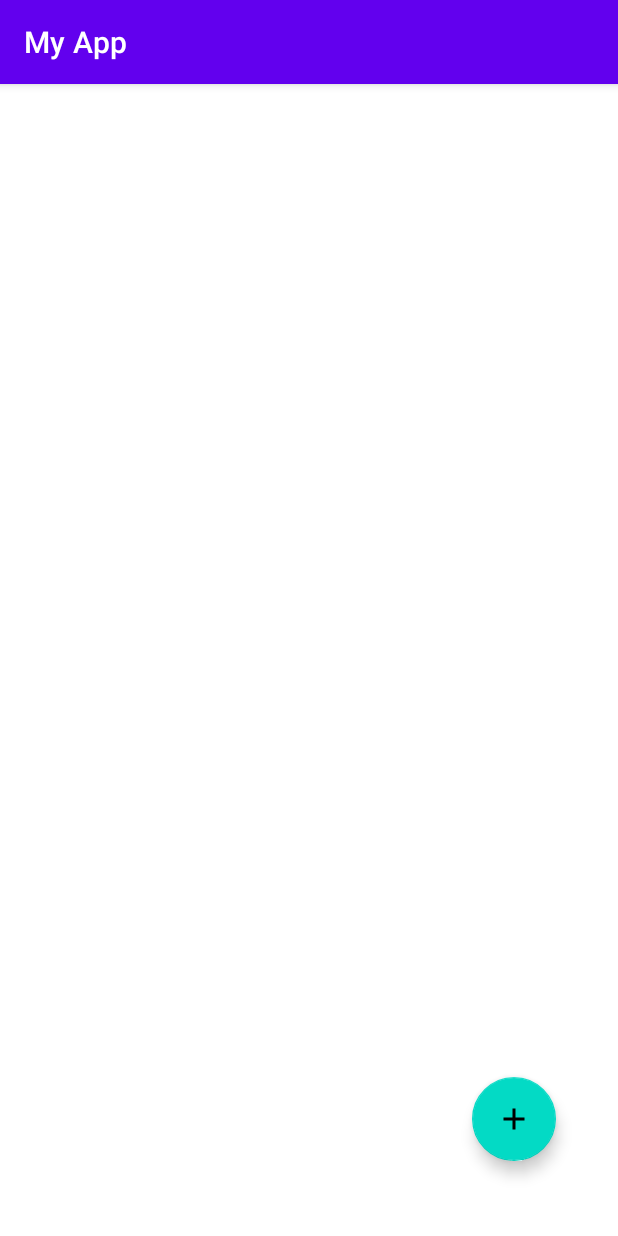
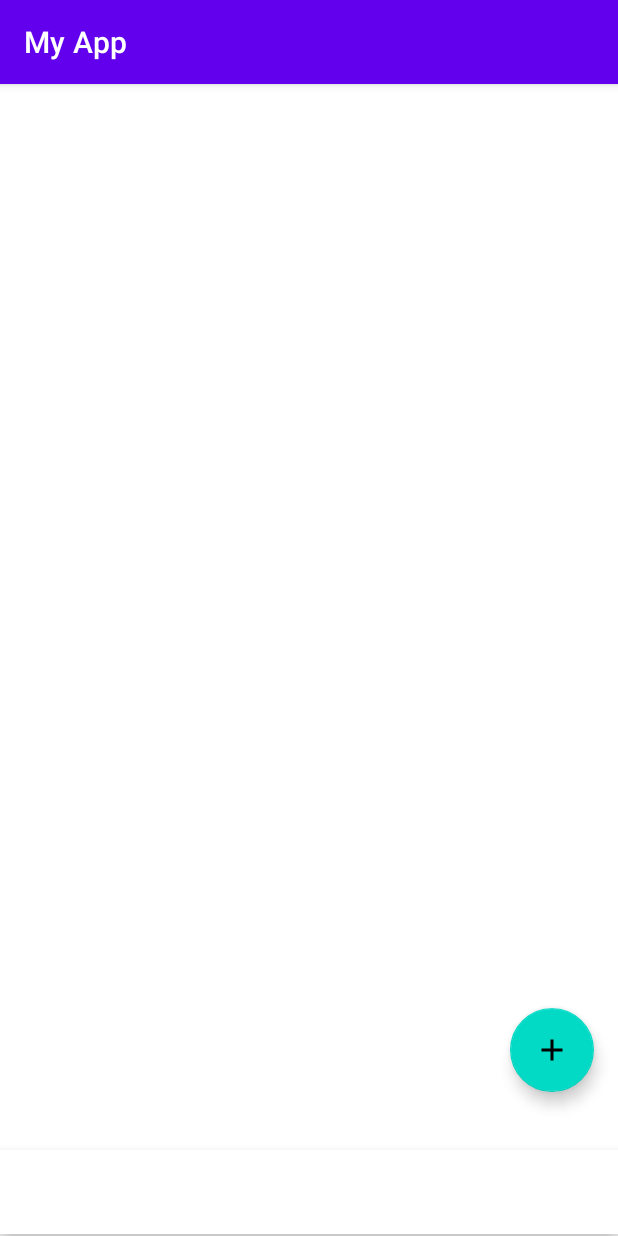
Before and after one commit to beayoldi/MyApp, an Android app: the HomeFragment screen opened through its navigation route, on a phone screen of 412 x 824 dp. Run offline under Robolectric (Android 15) with nearby library versions, the phone set to English and light mode, and no system bars; our stand-ins replace Firebase (no records; nobody signed in at launch, a user with empty details on screens opened directly).

Commit message:
Cambios base de datos y barra navegación

```diff
--- a/app/src/main/java/com/example/myapp/views/HomeFragment.kt
+++ b/app/src/main/java/com/example/myapp/views/HomeFragment.kt
@@ -1,6 +1,7 @@
 package com.example.myapp.views
 
 import android.os.Bundle
+import android.util.Log
 import androidx.fragment.app.Fragment
 import android.view.LayoutInflater
 import android.view.View
@@ -9,17 +10,38 @@ import androidx.navigation.fragment.findNavController
 import com.example.myapp.R
 import com.example.myapp.databinding.Fragment1Binding
 import com.example.myapp.databinding.FragmentHomeBinding
+import com.google.firebase.auth.ktx.auth
+import com.google.firebase.database.FirebaseDatabase
+import com.google.firebase.ktx.Firebase
 
 
 class HomeFragment : Fragment() {
     private lateinit var binding: FragmentHomeBinding
+    private lateinit var database: FirebaseDatabase
 
     override fun onCreateView(
         inflater: LayoutInflater, container: ViewGroup?,
         savedInstanceState: Bundle?
     ): View? {
-        // Inflate the layout for this fragment
         binding = FragmentHomeBinding.inflate(inflater, container, false)
+        database = FirebaseDatabase.getInstance()
+        val user = Firebase.auth.currentUser
+        val email: String
+        user?.let {
+            email = user.email.toString()
+            if (email != null) {
+                val ref=database.getReference("users/"+email.split('@')[0])
+                ref.child("ev_count").get().addOnSuccessListener {
+                    if(it.value==null){
+                        ref.child("ev_count").setValue(0)
+                    }
+                }.addOnFailureListener{
+                    Log.e("firebase", "Error getting data", it)
+                }
+            }
+        }
+        val ref = database.getReference()
+
         binding.addEvent.setOnClickListener {
             findNavController().navigate(R.id.action_homeFragment_to_addEventFragment)
         }
--- /dev/null
+++ b/app/src/main/res/drawable/event_icon.xml
@@ -0,0 +1,5 @@
+<vector android:height="24dp" android:tint="#FFFFFF"
+    android:viewportHeight="24" android:viewportWidth="24"
+    android:width="24dp" xmlns:android="http://schemas.android.com/apk/res/android">
+    <path android:fillColor="@android:color/white" android:pathData="M17,10L7,10v2h10v-2zM19,3h-1L18,1h-2v2L8,3L8,1L6,1v2L5,3c-1.11,0 -1.99,0.9 -1.99,2L3,19c0,1.1 0.89,2 2,2h14c1.1,0 2,-0.9 2,-2L21,5c0,-1.1 -0.9,-2 -2,-2zM19,19L5,19L5,8h14v11zM14,14L7,14v2h7v-2z"/>
+</vector>
--- /dev/null
+++ b/app/src/main/res/drawable/home_icon.xml
@@ -0,0 +1,5 @@
+<vector android:height="24dp" android:tint="#FFFFFF"
+    android:viewportHeight="24" android:viewportWidth="24"
+    android:width="24dp" xmlns:android="http://schemas.android.com/apk/res/android">
+    <path android:fillColor="@android:color/white" android:pathData="M10,20v-6h4v6h5v-8h3L12,3 2,12h3v8z"/>
+</vector>
--- a/app/src/main/res/layout/fragment_home.xml
+++ b/app/src/main/res/layout/fragment_home.xml
@@ -11,11 +11,19 @@
         android:id="@+id/addEvent"
         android:layout_width="wrap_content"
         android:layout_height="wrap_content"
-        android:layout_marginEnd="41dp"
-        android:layout_marginBottom="50dp"
+        android:layout_marginEnd="16dp"
+        android:layout_marginBottom="96dp"
         android:clickable="true"
+        android:contentDescription="TODO"
         android:src="@drawable/add_icon"
         app:layout_constraintBottom_toBottomOf="parent"
-        app:layout_constraintEnd_toEndOf="parent"
-        android:contentDescription="TODO" />
+        app:layout_constraintEnd_toEndOf="parent" />
+
+    <com.google.android.material.bottomnavigation.BottomNavigationView
+        android:layout_width="match_parent"
+        android:layout_height="wrap_content"
+        android:layout_marginBottom="1dp"
+        app:layout_constraintBottom_toBottomOf="parent"
+        tools:layout_editor_absoluteX="0dp" />
+
 </androidx.constraintlayout.widget.ConstraintLayout>
--- a/app/src/main/res/navigation/my_nav1.xml
+++ b/app/src/main/res/navigation/my_nav1.xml
@@ -30,7 +30,11 @@
         android:id="@+id/addEventFragment"
         android:name="com.example.myapp.views.addEventFragment"
         android:label="fragment_add_event"
-        tools:layout="@layout/fragment_add_event" />
+        tools:layout="@layout/fragment_add_event" >
+        <action
+            android:id="@+id/action_addEventFragment_to_homeFragment"
+            app:destination="@id/homeFragment" />
+    </fragment>
     <fragment
         android:id="@+id/homeFragment"
         android:name="com.example.myapp.views.HomeFragment"
```
Also changed, not shown: app/src/main/java/com/example/myapp/views/addEventFragment.kt (+20 -4 lines), app/src/main/res/menu/menu_nav.xml (added, +13 -0 lines).
